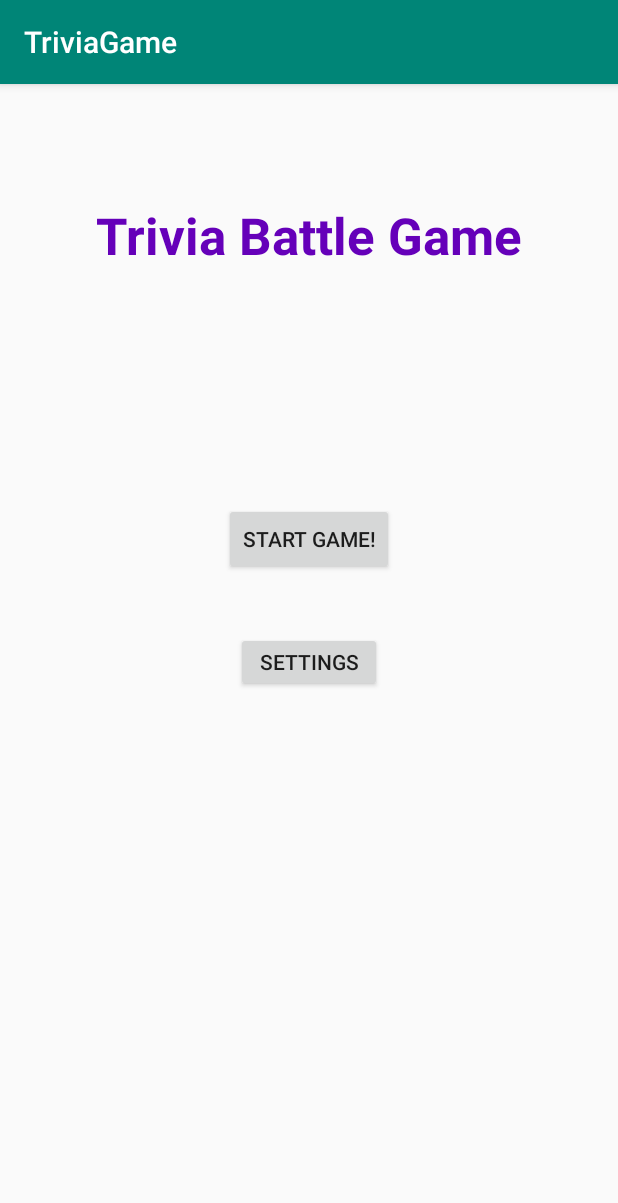
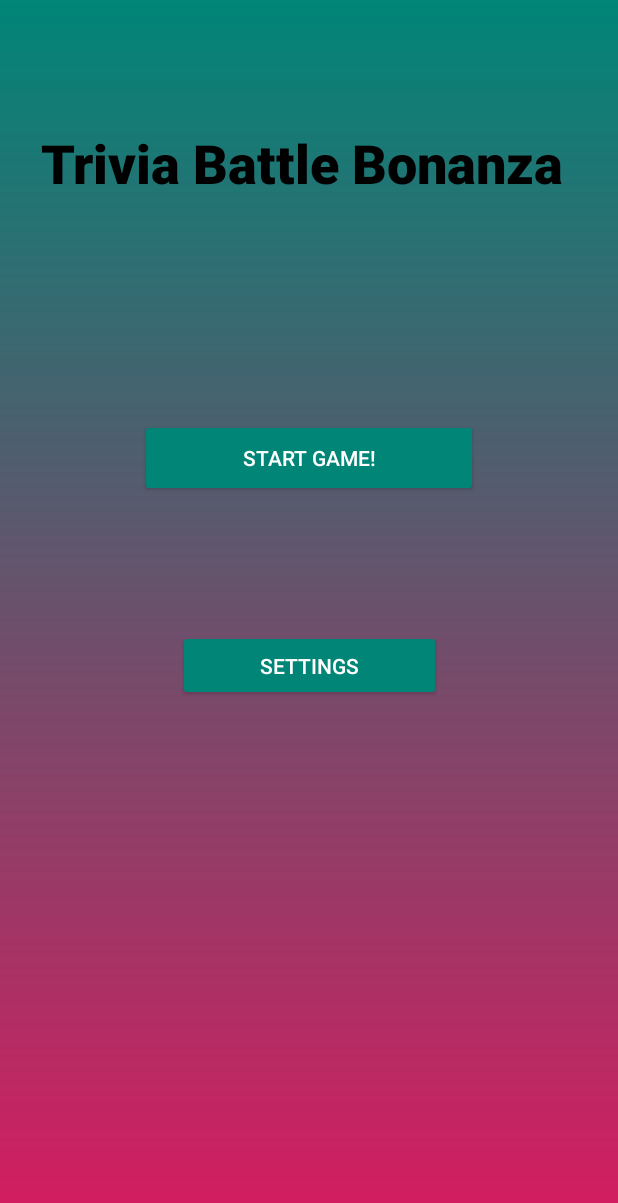
Before and after one commit to Aidanroth/AndroidTriviaGame, an Android app: the screen it shows after launch (MainActivity), on a phone screen of 412 x 824 dp. Shown: the top 1203 px of the screen. Run offline under Robolectric (Android 15) with nearby library versions, the phone set to English and light mode, and no system bars; our stand-ins replace Firebase (no records; nobody signed in at launch, a user with empty details on screens opened directly).

Commit message:
committing UI changes to remote asilveira branch

```diff
--- a/app/src/main/AndroidManifest.xml
+++ b/app/src/main/AndroidManifest.xml
@@ -9,7 +9,8 @@
         android:label="@string/app_name"
         android:roundIcon="@mipmap/ic_launcher_round"
         android:supportsRtl="true"
-        android:theme="@style/AppTheme">
+        android:theme="@style/Theme.AppCompat.DayNight.NoActionBar">
+
         <activity android:name=".settings_activity"></activity>
         <activity android:name=".question_view" />
         <activity android:name=".MainActivity">
--- /dev/null
+++ b/app/src/main/res/drawable/gradient.xml
@@ -0,0 +1,8 @@
+<?xml version="1.0" encoding="utf-8"?>
+<shape xmlns:android="http://schemas.android.com/apk/res/android">
+    <gradient
+        android:type="linear"
+        android:angle="-90"
+        android:startColor="#008577"
+        android:endColor="#D81B60" />
+</shape>
--- a/app/src/main/res/layout/activity_main.xml
+++ b/app/src/main/res/layout/activity_main.xml
@@ -2,6 +2,7 @@
 <androidx.constraintlayout.widget.ConstraintLayout xmlns:android="http://schemas.android.com/apk/res/android"
     xmlns:app="http://schemas.android.com/apk/res-auto"
     xmlns:tools="http://schemas.android.com/tools"
+    android:background="@drawable/gradient"
     android:layout_width="match_parent"
     android:layout_height="match_parent"
     tools:context=".MainActivity">
@@ -9,10 +10,12 @@
     <TextView
         android:layout_width="wrap_content"
         android:layout_height="wrap_content"
-        android:text="Trivia Battle Game"
+        android:fontFamily="sans-serif-black"
+        android:text="Trivia Battle Bonanza "
+        android:textAllCaps="false"
         android:textAppearance="@style/TextAppearance.AppCompat.Display1"
-        android:textColor="#6500B9"
-        android:textStyle="bold"
+        android:textColor="#000000"
+        android:textSize="36sp"
         app:layout_constraintBottom_toBottomOf="parent"
         app:layout_constraintLeft_toLeftOf="parent"
         app:layout_constraintRight_toRightOf="parent"
@@ -21,8 +24,9 @@
 
     <Button
         android:id="@+id/StartGame"
-        android:layout_width="wrap_content"
-        android:layout_height="wrap_content"
+        style="@style/Widget.AppCompat.Button.Colored"
+        android:layout_width="225dp"
+        android:layout_height="52dp"
         android:layout_marginTop="279dp"
         android:onClick="onClickQuestions"
         android:text="Start Game!"
@@ -33,10 +37,11 @@
 
     <Button
         android:id="@+id/TestButton2"
-        android:layout_width="97dp"
-        android:layout_height="40dp"
+        style="@style/Widget.AppCompat.Button.Colored"
+        android:layout_width="175dp"
+        android:layout_height="47dp"
         android:layout_marginStart="157dp"
-        android:layout_marginTop="365dp"
+        android:layout_marginTop="420dp"
         android:layout_marginEnd="157dp"
         android:onClick="onClickSettings"
         android:text="Settings"
@@ -45,5 +50,4 @@
         app:layout_constraintTop_toTopOf="parent" />
 
 
-
 </androidx.constraintlayout.widget.ConstraintLayout>
--- a/app/src/main/res/values/strings.xml
+++ b/app/src/main/res/values/strings.xml
@@ -1,5 +1,5 @@
 <resources>
-    <string name="app_name">TriviaGame</string>
+    <string name="app_name"></string>
     <string name="nav_button_text">Go to Question View</string>
     <string name="option1_text">option 1</string>
     <string name="option2_text">option 2</string>
--- a/app/src/main/res/values/styles.xml
+++ b/app/src/main/res/values/styles.xml
@@ -1,7 +1,7 @@
 <resources>
 
     <!-- Base application theme. -->
-    <style name="AppTheme" parent="Theme.AppCompat.Light.DarkActionBar">
+    <style name="AppTheme" parent="Theme.AppCompat.Light.NoActionBar">
         <!-- Customize your theme here. -->
         <item name="colorPrimary">@color/colorPrimary</item>
         <item name="colorPrimaryDark">@color/colorPrimaryDark</item>
```
